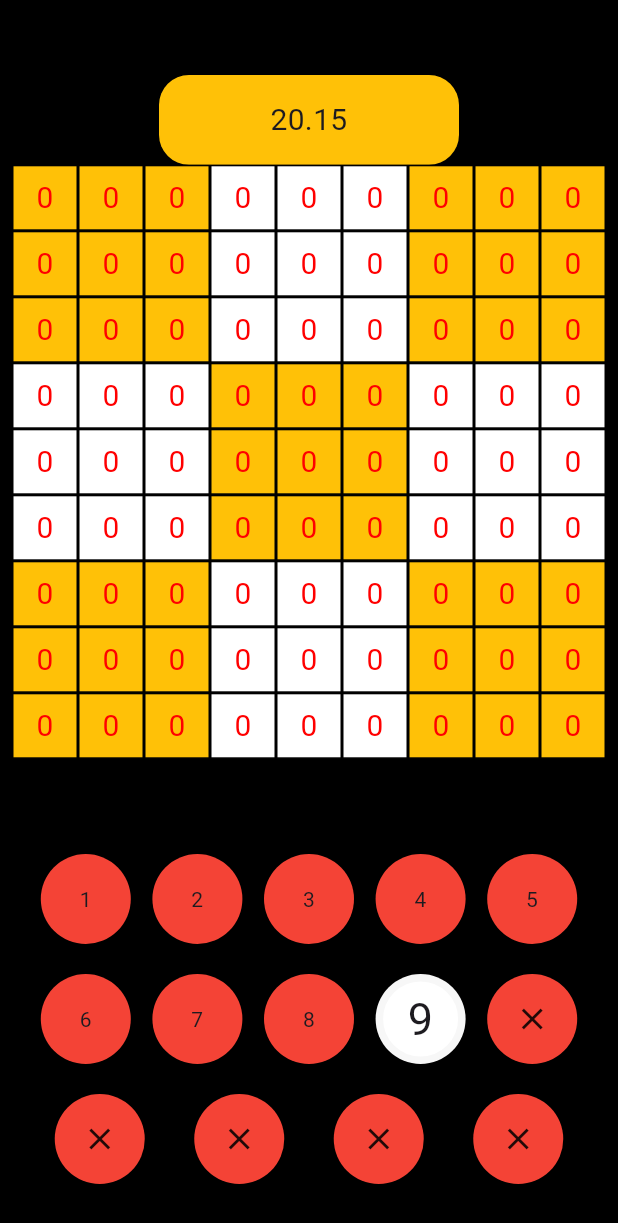
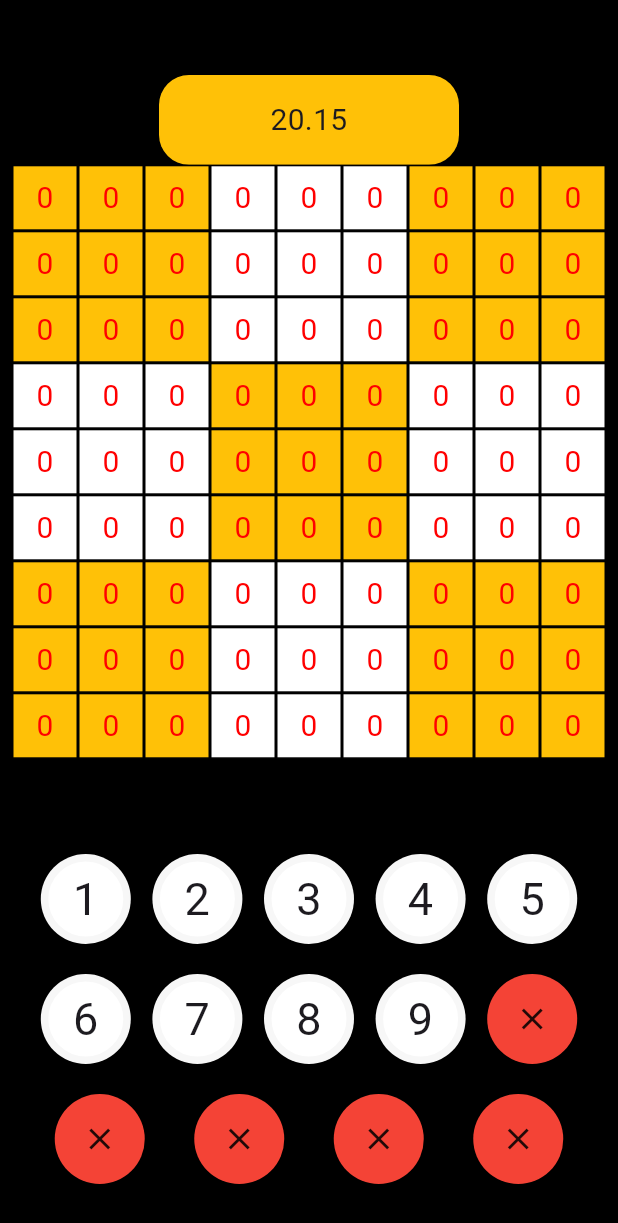
Before and after one commit to muhammettalhakaymak23214/infinite-sudoku, a Flutter app: the screen it shows after launch, after a tap on "Oyna", on a phone screen of 412 x 824 dp. Shown: the top 1223 px of the screen. Run offline on Flutter 3.47's test engine with Material 3 defaults, Android fonts, the phone set to English and light mode, and no system bars; our stand-ins replace shared_preferences; network calls fail.

Commit message:
my_container.dart oluşturuldu.

```diff
--- /dev/null
+++ b/infinity_sudoku/lib/consts/my_container.dart
@@ -0,0 +1,25 @@
+import 'package:flutter/material.dart';
+
+class MyContainer extends StatelessWidget {
+  final String text; // Dinamik metin için bir değişken tanımlayın
+
+  // Constructor oluşturun ve text değişkenini alın
+  const MyContainer({Key? key, required this.text}) : super(key: key);
+  @override
+  Widget build(BuildContext context) {
+    return Container(
+      alignment: Alignment.center,
+      height: 60,
+      width: 60,
+      decoration: BoxDecoration(
+          color: const Color.fromARGB(255, 255, 255, 255),
+          borderRadius: BorderRadius.circular(200),
+          border: Border.all(color: Color.fromARGB(9, 19, 19, 19), width: 5)),
+      child: Text(
+        text,
+        textAlign: TextAlign.center,
+        style: TextStyle(fontSize: 30),
+      ),
+    );
+  }
+}
--- a/infinity_sudoku/lib/screens/game_page.dart
+++ b/infinity_sudoku/lib/screens/game_page.dart
@@ -2,6 +2,7 @@ import 'dart:convert';
 
 import 'package:flutter/material.dart';
 import 'package:http/http.dart' as http;
+import 'package:infinity_sudoku/consts/my_container.dart';
 
 class GamePage extends StatefulWidget {
   final String oyunModuTercihi;
@@ -593,64 +594,29 @@ class _GamePageState extends State<GamePage> {
                     children: [
                       GestureDetector(
                           onTap: () => sayilaraBasildi(1),
-                        child: Container(
-                          alignment: Alignment.center,
-                          height: 60,
-                          width: 60,
-                          decoration: BoxDecoration(
-                              color: Colors.red,
-                              borderRadius: BorderRadius.circular(200)),
-                          child: const Text("1", textAlign: TextAlign.center),
-                        ),
-                      ),
+                          child: const MyContainer(
+                            text: "1",
+                          )),
                       GestureDetector(
                           onTap: () => sayilaraBasildi(2),
-                        child: Container(
-                          alignment: Alignment.center,
-                          height: 60,
-                          width: 60,
-                          decoration: BoxDecoration(
-                              color: Colors.red,
-                              borderRadius: BorderRadius.circular(200)),
-                          child: const Text("2", textAlign: TextAlign.center),
-                        ),
-                      ),
+                          child: const MyContainer(
+                            text: "2",
+                          )),
                       GestureDetector(
                           onTap: () => sayilaraBasildi(3),
-                        child: Container(
-                          alignment: Alignment.center,
-                          height: 60,
-                          width: 60,
-                          decoration: BoxDecoration(
-                              color: Colors.red,
-                              borderRadius: BorderRadius.circular(200)),
-                          child: const Text("3", textAlign: TextAlign.center),
-                        ),
-                      ),
+                          child: const MyContainer(
+                            text: "3",
+                          )),
                       GestureDetector(
                           onTap: () => sayilaraBasildi(4),
-                        child: Container(
-                          alignment: Alignment.center,
-                          height: 60,
-                          width: 60,
-                          decoration: BoxDecoration(
-                              color: Colors.red,
-                              borderRadius: BorderRadius.circular(200)),
-                          child: const Text("4", textAlign: TextAlign.center),
-                        ),
-                      ),
+                          child: const MyContainer(
+                            text: "4",
+                          )),
                       GestureDetector(
                           onTap: () => sayilaraBasildi(5),
-                        child: Container(
-                          alignment: Alignment.center,
-                          height: 60,
-                          width: 60,
-                          decoration: BoxDecoration(
-                              color: Colors.red,
-                              borderRadius: BorderRadius.circular(200)),
-                          child: const Text("5", textAlign: TextAlign.center),
-                        ),
-                      ),
+                          child: const MyContainer(
+                            text: "5",
+                          )),
                     ],
                   ),
                   const SizedBox(height: 20),
@@ -659,59 +625,24 @@ class _GamePageState extends State<GamePage> {
                     children: [
                       GestureDetector(
                           onTap: () => sayilaraBasildi(6),
-                        child: Container(
-                          alignment: Alignment.center,
-                          height: 60,
-                          width: 60,
-                          decoration: BoxDecoration(
-                              color: Colors.red,
-                              borderRadius: BorderRadius.circular(200)),
-                          child: const Text("6", textAlign: TextAlign.center),
-                        ),
-                      ),
+                          child: const MyContainer(
+                            text: "6",
+                          )),
                       GestureDetector(
                           onTap: () => sayilaraBasildi(7),
-                        child: Container(
-                          alignment: Alignment.center,
-                          height: 60,
-                          width: 60,
-                          decoration: BoxDecoration(
-                              color: Colors.red,
-                              borderRadius: BorderRadius.circular(200)),
-                          child: const Text("7", textAlign: TextAlign.center),
-                        ),
-                      ),
+                          child: const MyContainer(
+                            text: "7",
+                          )),
                       GestureDetector(
                           onTap: () => sayilaraBasildi(8),
-                        child: Container(
-                          alignment: Alignment.center,
-                          height: 60,
-                          width: 60,
-                          decoration: BoxDecoration(
-                              color: Colors.red,
-                              borderRadius: BorderRadius.circular(200)),
-                          child: const Text("8", textAlign: TextAlign.center),
-                        ),
-                      ),
+                          child: const MyContainer(
+                            text: "8",
+                          )),
                       GestureDetector(
                           onTap: () => sayilaraBasildi(9),
-                        child: Container(
-                          alignment: Alignment.center,
-                          height: 60,
-                          width: 60,
-                          decoration: BoxDecoration(
-                              color: const Color.fromARGB(255, 255, 255, 255),
-                              borderRadius: BorderRadius.circular(200),
-                              border: Border.all(
-                                  color: Color.fromARGB(9, 19, 19, 19),
-                                  width: 5)),
-                          child: const Text(
-                            "9",
-                            textAlign: TextAlign.center,
-                            style: TextStyle(fontSize: 30),
-                          ),
-                        ),
-                      ),
+                          child: const MyContainer(
+                            text: "9",
+                          )),
                       GestureDetector(
                         onTap: () {
                           sudokuCoz(0);
```
Lines whose indentation alone changed are shown as unchanged.
